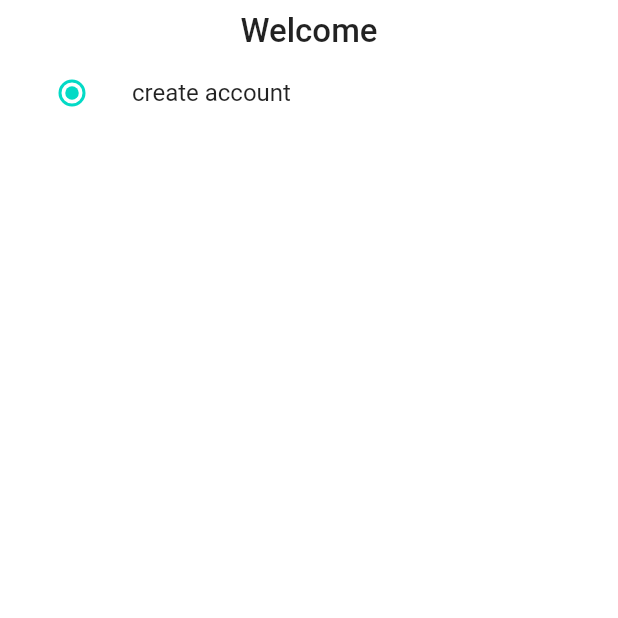
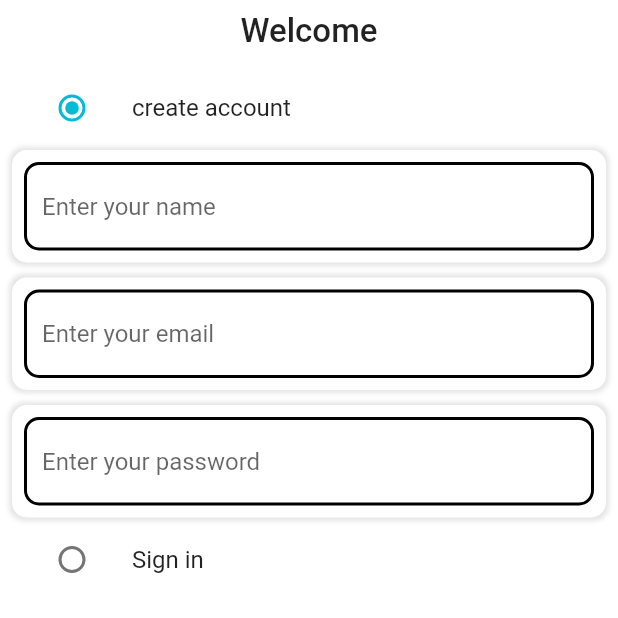
Before and after one commit to haithemmihoubi/amazon_clone, a Flutter app: the screen it shows after launch, on a phone screen of 412 x 824 dp, the top half of it. Run offline on Flutter 3.47's test engine with Material 2 defaults, Android fonts, the phone set to English and light mode, and no system bars.

Commit message:
custom input field

```diff
--- /dev/null
+++ b/lib/common/widgets/custom_text_field.dart
@@ -0,0 +1,56 @@
+import 'package:flutter/material.dart';
+class CustomTextField extends StatelessWidget {
+  final TextEditingController controller ;
+  final String hint;
+  const CustomTextField({Key? key,required this.controller,required this.hint}) : super(key: key);
+
+  @override
+  Widget build(BuildContext context) {
+    return Container(
+ padding: const EdgeInsets.all(8.0),
+      decoration: BoxDecoration(
+        borderRadius: BorderRadius.circular(10),
+        color: Colors.white,
+        boxShadow: [
+          BoxShadow(
+            color: Colors.black.withOpacity(0.1),
+            blurRadius: 2,
+            spreadRadius: 2,
+          )
+        ],
+      ),
+      child: TextFormField(
+        controller: controller,
+        decoration: InputDecoration(
+          hintText: hint,
+          labelStyle: const TextStyle(
+            color: Colors.black,
+            fontSize: 20,
+          ),
+          enabledBorder: const OutlineInputBorder(
+           borderRadius: BorderRadius.all(Radius.circular(10)),
+            borderSide: BorderSide(
+              color: Colors.black,
+
+              width: 2,
+            ),
+          ),
+          // create border radius for the input field
+          border: const OutlineInputBorder(
+            borderRadius: BorderRadius.all(
+              Radius.circular(10),
+            ),
+          ),
+        ),
+        validator: (String? value) {
+          if (value!.isEmpty) {
+            return 'Please enter some text';
+          }
+          return null;
+        },
+
+      ),
+    );
+
+  }
+}
--- a/lib/features/auth/screens/auth_screen.dart
+++ b/lib/features/auth/screens/auth_screen.dart
@@ -1,7 +1,8 @@
+import 'package:amazon_clone/common/widgets/custom_text_field.dart';
 import 'package:amazon_clone/constants/global_variables.dart';
 import 'package:flutter/material.dart';
 
-enum Auth { signnin, signup }
+enum Auth { signin, signup }
 
 class AuthScreen extends StatefulWidget {
   static const routeName = '/auth-screen';
@@ -13,7 +14,22 @@ class AuthScreen extends StatefulWidget {
 }
 
 class _AuthScreenState extends State<AuthScreen> {
-   Auth _auth=Auth.signup;
+  Auth _auth = Auth.signup;
+  final _signupFormKey = GlobalKey<FormState>();
+  final _signinFormKey = GlobalKey<FormState>();
+  final nameController = TextEditingController();
+  final emailController = TextEditingController();
+  final passwordController = TextEditingController();
+
+  @override
+  void dispose() {
+    // TODO: implement dispose
+    super.dispose();
+    nameController.dispose();
+    emailController.dispose();
+    passwordController.dispose();
+  }
+
   @override
   Widget build(BuildContext context) {
     return Scaffold(
@@ -22,25 +38,66 @@ class _AuthScreenState extends State<AuthScreen> {
           child: Padding(
             padding: const EdgeInsets.all(8.0),
             child: Column(
-              children:  [
-                Text(
+              children: [
+                const Text(
                   "Welcome",
                   style: TextStyle(fontSize: 22, fontWeight: FontWeight.w500),
                 ),
+                const SizedBox(
+                  height: 10,
+                ),
                 ListTile(
-                  title: Text(
+                  title: const Text(
                     "create account",
                     style: TextStyle(fontWeight: FontWeight.normal),
                   ),
                   leading: Radio(
+                      activeColor: GlobalVariables.secondaryColor,
                       value: Auth.signup,
                       groupValue: _auth,
                       onChanged: (Auth? val) {
                         setState(() {
-                          _auth= val!;
+                          _auth = val!;
                         });
                       }),
-                )
+                ),
+                if (_auth == Auth.signup)
+                  Form(
+                      key: _signupFormKey,
+                      child: Column(
+                        children: [
+                          CustomTextField(
+                              controller: nameController,
+                              hint: "Enter your name"),
+                          const SizedBox(
+                            height: 10,
+                          ),
+                          CustomTextField(
+                              controller: emailController,
+                              hint: "Enter your email"),
+                          const SizedBox(
+                            height: 10,
+                          ),
+                          CustomTextField(
+                              controller: passwordController,
+                              hint: "Enter your password"),
+                        ],
+                      )),
+                ListTile(
+                  title: const Text(
+                    "Sign in",
+                    style: TextStyle(fontWeight: FontWeight.normal),
+                  ),
+                  leading: Radio(
+                      activeColor: GlobalVariables.secondaryColor,
+                      value: Auth.signin,
+                      groupValue: _auth,
+                      onChanged: (Auth? val) {
+                        setState(() {
+                          _auth = val!;
+                        });
+                      }),
+                ),
               ],
             ),
           ),
```
